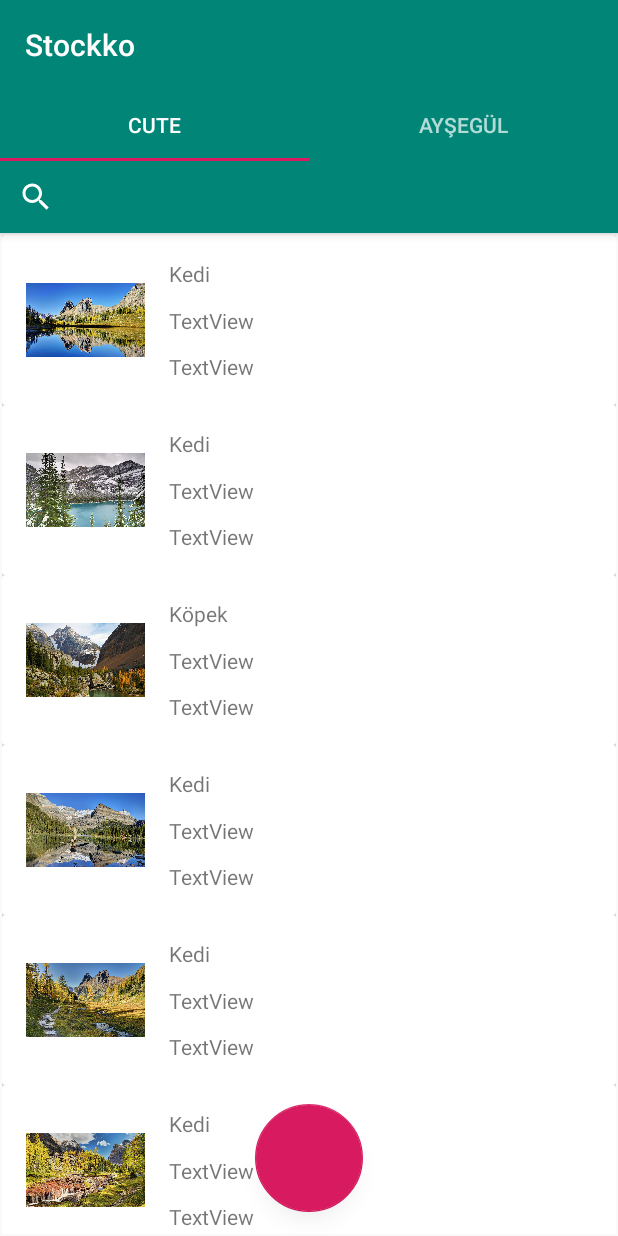
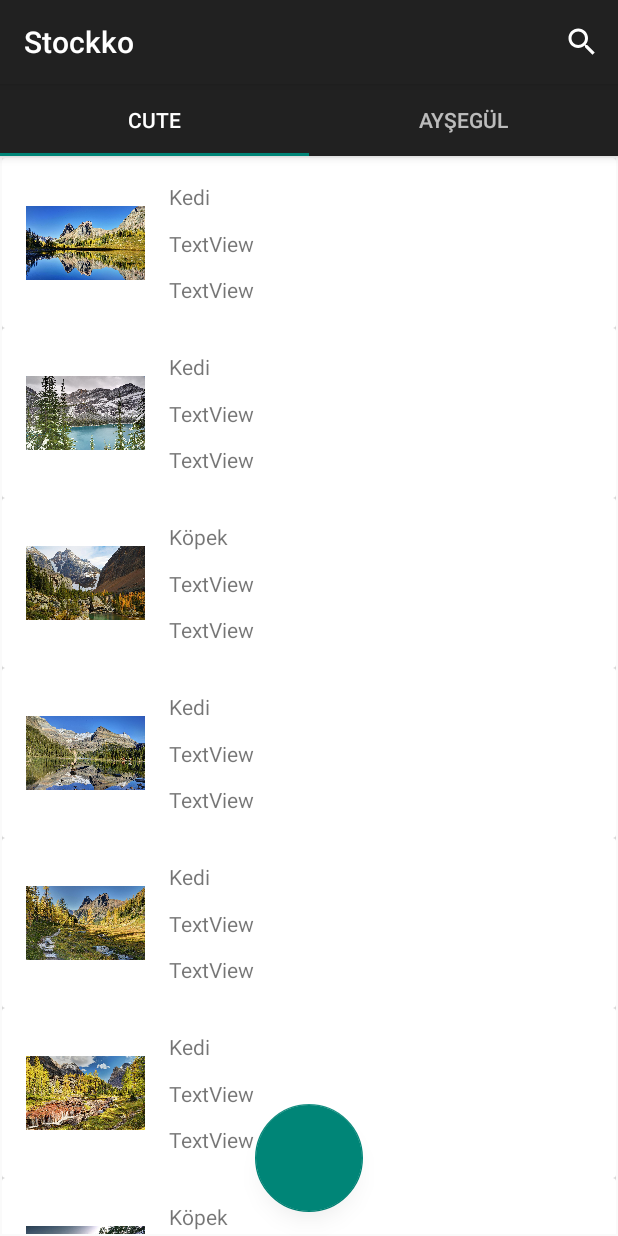
Before and after one commit to EnisKeskin/Stokko, an Android app: the screen it shows after launch (MainActivity), on a phone screen of 412 x 824 dp. Run offline under Robolectric (Android 15) with nearby library versions, the phone set to English and light mode, and no system bars.

Commit message:
Design Edited, appBarLayout Design Changed, Comments Added To Codes

```diff
--- a/app/build.gradle
+++ b/app/build.gradle
@@ -25,7 +25,7 @@ android {
 
 dependencies {
     implementation fileTree(dir: 'libs', include: ['*.jar'])
-    implementation"org.jetbrains.kotlin:kotlin-stdlib-jdk7:$kotlin_version"
+    implementation "org.jetbrains.kotlin:kotlin-stdlib-jdk7:$kotlin_version"
     implementation 'androidx.appcompat:appcompat:1.1.0'
     implementation 'androidx.core:core-ktx:1.1.0'
     implementation 'com.google.android.material:material:1.0.0'
--- a/app/src/main/AndroidManifest.xml
+++ b/app/src/main/AndroidManifest.xml
@@ -9,10 +9,12 @@
         android:roundIcon="@mipmap/ic_launcher_round"
         android:supportsRtl="true"
         android:theme="@style/AppTheme">
+        <activity android:name=".DetailActivity"></activity>
+        <activity android:name=".DetailActivity" />
         <activity
             android:name=".MainActivity"
             android:label="@string/app_name"
-            android:theme="@style/AppTheme.NoActionBar">
+            android:theme="@style/Theme.AppCompat.DayNight.DarkActionBar">
             <intent-filter>
                 <action android:name="android.intent.action.MAIN" />
 
--- a/app/src/main/java/com/example/stockko/MainActivity.kt
+++ b/app/src/main/java/com/example/stockko/MainActivity.kt
@@ -16,20 +16,30 @@ import kotlinx.android.synthetic.main.activity_main.*
 import kotlinx.android.synthetic.main.fragment_main.*
 import kotlinx.android.synthetic.main.simple_view.*
 
-class MainActivity : AppCompatActivity() {
+class MainActivity : AppCompatActivity(), SearchView.OnQueryTextListener {
+
+    lateinit var viewPager: ViewPager
 
     override fun onCreate(savedInstanceState: Bundle?) {
         super.onCreate(savedInstanceState)
         setContentView(R.layout.activity_main)
-
+        //
         val sectionsPagerAdapter = SectionsPagerAdapter(this, supportFragmentManager)
-        val viewPager: ViewPager = findViewById(R.id.view_pager)
+        viewPager = findViewById(R.id.view_pager)
         viewPager.adapter = sectionsPagerAdapter
 
         val tabs: TabLayout = findViewById(R.id.tabs)
         tabs.setupWithViewPager(viewPager)
+    }
 
-        searchViewProduct.setOnQueryTextListener(object : SearchView.OnQueryTextListener {
+    override fun onCreateOptionsMenu(menu: Menu?): Boolean {
+        menuInflater.inflate(R.menu.menu, menu)
+        var searchItem = menu?.findItem(R.id.searchProduct)
+        var searchView = searchItem?.actionView as SearchView
+        searchView.setOnQueryTextListener(this)
+        return super.onCreateOptionsMenu(menu)
+    }
+
     override fun onQueryTextSubmit(query: String?): Boolean {
         return false
     }
@@ -38,12 +48,7 @@ class MainActivity : AppCompatActivity() {
         val recyclerView: RecyclerView = viewPager.findViewById(R.id.recyclerViewItem)
         val myadapter = recyclerView.adapter as ProductRecyclerViewAdapter
         myadapter.myFilter.filter(newText)
-
         return true
     }
 
-        })
-
 }
-
-}
--- a/app/src/main/java/com/example/stockko/FilterHelper.kt
+++ b/app/src/main/java/com/example/stockko/product/FilterHelper.kt
@@ -1,15 +1,14 @@
-package com.example.stockko
+package com.example.stockko.product
 
 import android.widget.Filter
-import com.example.stockko.product.ProductItem
-import com.example.stockko.product.ProductRecyclerViewAdapter
 
+@Suppress("UNCHECKED_CAST")
 class FilterHelper(
     private var allProduct: ArrayList<ProductItem>,
     var adapter: ProductRecyclerViewAdapter
 ) :
     Filter() {
-
+    //Filtrelemenin yapıldığı yer burda filtreleme şartlarını belirterek direkt olarak veri işlenir.
     override fun performFiltering(constraint: CharSequence?): FilterResults {
         var result = FilterResults()
 
@@ -32,7 +31,8 @@ class FilterHelper(
 
         return result
     }
-
+    //işlenen veri burda adapter gönderilir setFilter ProductRecyclerViewAdapter bulunan bir fonksiyondur.
+    //notifyDataSetChanged ise adapter değiştiğine dair bilgi verir.
     override fun publishResults(constraint: CharSequence?, results: FilterResults?) {
         adapter.setFilter(results?.values as ArrayList<ProductItem>)
         adapter.notifyDataSetChanged()
--- a/app/src/main/java/com/example/stockko/product/ProductItem.kt
+++ b/app/src/main/java/com/example/stockko/product/ProductItem.kt
@@ -1,4 +1,4 @@
 package com.example.stockko.product
-
+//verilerimizin tutuş biçimini verir
 data class ProductItem(var nameOfTheProduct: String, var productImage: Int) {
 }
--- a/app/src/main/java/com/example/stockko/product/ProductRecycleViewAdapter.kt
+++ b/app/src/main/java/com/example/stockko/product/ProductRecycleViewAdapter.kt
@@ -1,5 +1,6 @@
 package com.example.stockko.product
 
+import android.content.Intent
 import android.view.LayoutInflater
 import android.view.View
 import android.view.ViewGroup
@@ -7,46 +8,53 @@ import android.widget.Filter
 import android.widget.Filterable
 import androidx.cardview.widget.CardView
 import androidx.recyclerview.widget.RecyclerView
-import com.example.stockko.FilterHelper
+import com.example.stockko.DetailActivity
 import com.example.stockko.R
 import kotlinx.android.synthetic.main.simple_view.view.*
 
+//Burda recyclerView adapterının yazıldığı yer.
+//ProductViewHolder ise nesnemizin alt klass olarak adapter verin veri türüdür
+//Filterable ise Filtrelemek istediğimiz verilerin burda olduğundan buraya bir implement edilen bir metodtur
 class ProductRecyclerViewAdapter(private var allProduct: ArrayList<ProductItem>) :
     RecyclerView.Adapter<ProductRecyclerViewAdapter.ProductViewHolder>(), Filterable {
-
+    //filter nesnesini tanımlıyoruz böylece FilterHelper kullanabiliyoruz
     var myFilter: FilterHelper = FilterHelper(allProduct, this)
-
+    //Burda hem RecyclerView içerisinde bulunacak itemi hemde metodları tanımlayabiliyoruz her bir nesnede tekrar çalışır
     inner class ProductViewHolder(simpleView: View) : RecyclerView.ViewHolder(simpleView) {
         var simpleItem = simpleView as CardView
         var simpleName = simpleItem.tvProductName
         var simpleImage = simpleItem.imgProduct
-
         fun setData(animalCreatedAtThatMoment: ProductItem, position: Int) {
             simpleName.text = animalCreatedAtThatMoment.nameOfTheProduct
             simpleImage.setImageResource(animalCreatedAtThatMoment.productImage)
 
+            simpleItem.setOnClickListener { v ->
+                val intent = Intent(v.context, DetailActivity::class.java)
+                v.context.startActivity(intent)
+            }
+
         }
     }
-
+    //oluşturduğumuz item yani tek bir satırın oluşturulduğu yer
     override fun onCreateViewHolder(parent: ViewGroup, viewType: Int): ProductViewHolder {
         val inflate = LayoutInflater.from(parent.context)
         val simpleItem = inflate.inflate(R.layout.simple_view, parent, false)
         return ProductViewHolder(simpleItem)
     }
-
+    //kaç tane item gözükeceği yer
     override fun getItemCount(): Int {
         return allProduct.size
     }
-
+    //hey bir item'in oluştuktan sonraki olaylarının oluştuğu yer bu sayede her bir item'a tek tek ulaşabiliyoruz.
     override fun onBindViewHolder(holder: ProductViewHolder, position: Int) {
         val productCreatedAtThatMoment = allProduct[position]
         holder.setData(productCreatedAtThatMoment, position)
     }
-
+    //FilterHelper kullandığı metod bu sayede filterelenen veriler geliyor
     fun setFilter(arrayList: ArrayList<ProductItem>) {
         allProduct = arrayList
     }
-
+    //hangi filter kullanıldığının belirtildiği yer
     override fun getFilter(): Filter {
         return myFilter
     }
--- a/app/src/main/java/com/example/stockko/ui/main/PlaceholderFragment.kt
+++ b/app/src/main/java/com/example/stockko/ui/main/PlaceholderFragment.kt
@@ -3,57 +3,63 @@ package com.example.stockko.ui.main
 import android.view.View
 import android.view.ViewGroup
 import android.os.Bundle
-import android.util.Log
 import android.view.LayoutInflater
-import android.widget.SearchView
 import androidx.fragment.app.Fragment
 import androidx.recyclerview.widget.RecyclerView
 import androidx.recyclerview.widget.StaggeredGridLayoutManager
 import com.example.stockko.R
 import com.example.stockko.product.ProductItem
 import com.example.stockko.product.ProductRecyclerViewAdapter
-import kotlinx.android.synthetic.main.activity_main.*
 
-
+//PlaceholderFragment yani tab ile ilgili iç işlemlerin gerçekleştiği yer
 class PlaceholderFragment : Fragment() {
     private var allProduct = ArrayList<ProductItem>()
     lateinit var myAdapter: ProductRecyclerViewAdapter
-
+    //nesnelerin oluştuğu yer
     override fun onCreate(savedInstanceState: Bundle?) {
         super.onCreate(savedInstanceState)
     }
 
+    //nesnelerin görüntülerinin oluştuğu yer
     override fun onCreateView(
         inflater: LayoutInflater, container: ViewGroup?, savedInstanceState: Bundle?
     ): View? {
+        //fragment_main yani recyclerView olduğu kısım inflater yani o sayfaya bir dış kaynak olarak eklenir
         val root = inflater.inflate(R.layout.fragment_main, container, false)
-
-        var position = (arguments?.getString(ARG_SECTION_TITLE) ?: 1)
-
+        //pozisyonu yani hangi pozisyonda olduğunu örnekmek için örnektir veritabını eklenince daha düzgün kodu yazılacak
+        val position = (arguments?.getString(ARG_SECTION_TITLE) ?: 1)
+        //sadece verilere ulaşıp ulaşamadığımızın kontrolü
         when (position) {
             "Cute" -> {
                 fillDataSource()
             }
-            "aysegul" -> {
+            "ayşegül" -> {
 
             }
         }
+        //recyclerView adapterının tanımlanması bu sayede içine simple_view aktarılabilecek
         val recyclerView: RecyclerView = root.findViewById(R.id.recyclerViewItem)
         myAdapter = ProductRecyclerViewAdapter(allProduct)
         recyclerView.adapter = myAdapter
-
+        //recyclerView bir layout yani görüntü kazandırmak için bir çok görüntü bicimi var StaggeredHorizontal ..vb gibi
         val layoutManager = StaggeredGridLayoutManager(1, StaggeredGridLayoutManager.VERTICAL)
         recyclerView.layoutManager = layoutManager
-
+        // bunun sayesinde viewPage icine verilerimiz aktarılıyor.
         return root
     }
+
+    //sectionPagerAdapter newInstance yani yeni bir örnek oluşturulduğu yer bu sayede bu sınıftan oluşturulan her şey
+    //tab icerisindeki viewPage içerisinden görüntülebiliyor
     companion object {
+        //bulunduğu konumdaki sayi
         private const val ARG_SECTION_NUMBER = "section_number"
+        //bulunduğu konumdaki ismi
         private const val ARG_SECTION_TITLE = "section_number"
 
         @JvmStatic
         fun newInstance(sectionNumber: Int, sectionTitle: String): PlaceholderFragment {
             return PlaceholderFragment().apply {
+                //arguments sayesinden instance oluşturulurken oluşturulan yerden tab title ve kaçıncı sırada olduğu bilgisini elde ediyoruz.
                 arguments = Bundle().apply {
                     putInt(ARG_SECTION_NUMBER, sectionNumber)
                     putString(ARG_SECTION_TITLE, sectionTitle)
@@ -62,6 +68,7 @@ class PlaceholderFragment : Fragment() {
         }
     }
 
+    //örnek verilerin icerisinden barındıran fonksiyon
     fun fillDataSource() {
         var allImages = arrayOf(
             R.drawable.manzara1,
--- a/app/src/main/res/layout/activity_main.xml
+++ b/app/src/main/res/layout/activity_main.xml
@@ -1,6 +1,5 @@
 <?xml version="1.0" encoding="utf-8"?>
-<androidx.constraintlayout.widget.ConstraintLayout
-    xmlns:android="http://schemas.android.com/apk/res/android"
+<androidx.constraintlayout.widget.ConstraintLayout xmlns:android="http://schemas.android.com/apk/res/android"
     xmlns:app="http://schemas.android.com/apk/res-auto"
     xmlns:tools="http://schemas.android.com/tools"
     android:layout_width="match_parent"
@@ -8,34 +7,26 @@
     tools:context=".MainActivity">
 
     <com.google.android.material.appbar.AppBarLayout
-        android:id="@+id/appBarLayout3"
+        android:id="@+id/appBarLayout"
         android:layout_width="0dp"
         android:layout_height="wrap_content"
         android:theme="@style/AppTheme.AppBarOverlay"
         app:layout_constraintEnd_toEndOf="parent"
         app:layout_constraintStart_toStartOf="parent"
-        app:layout_constraintTop_toTopOf="parent">
+        app:layout_constraintTop_toTopOf="parent"
+        app:layout_scrollFlags="scroll|snap|enterAlways">
 
-        <TextView
-            android:id="@+id/title"
-            android:layout_width="wrap_content"
-            android:layout_height="wrap_content"
-            android:gravity="center"
-            android:minHeight="?actionBarSize"
-            android:padding="@dimen/appbar_padding"
-            android:text="@string/app_name"
-            android:textAppearance="@style/TextAppearance.Widget.AppCompat.Toolbar.Title" />
+        <LinearLayout
+            android:layout_width="match_parent"
+            android:layout_height="match_parent"
+            android:orientation="horizontal"/>
 
         <com.google.android.material.tabs.TabLayout
             android:id="@+id/tabs"
             android:layout_width="match_parent"
             android:layout_height="wrap_content"
+
             android:background="?attr/colorPrimary" />
-
-        <SearchView
-            android:id="@+id/searchViewProduct"
-            android:layout_width="match_parent"
-            android:layout_height="match_parent" />
 
     </com.google.android.material.appbar.AppBarLayout>
 
@@ -46,7 +37,7 @@
         app:layout_constraintBottom_toBottomOf="parent"
         app:layout_constraintEnd_toEndOf="parent"
         app:layout_constraintStart_toStartOf="parent"
-        app:layout_constraintTop_toBottomOf="@+id/appBarLayout3">
+        app:layout_constraintTop_toBottomOf="@+id/appBarLayout">
 
         <androidx.viewpager.widget.ViewPager
             android:id="@+id/view_pager"
@@ -55,12 +46,10 @@
             app:layout_constraintBottom_toBottomOf="parent"
             app:layout_constraintEnd_toEndOf="parent"
             app:layout_constraintStart_toStartOf="parent"
-            app:layout_constraintTop_toTopOf="parent">
-
-        </androidx.viewpager.widget.ViewPager>
+            app:layout_constraintTop_toTopOf="parent" />
 
         <com.google.android.material.floatingactionbutton.FloatingActionButton
-            android:id="@+id/barkodbtn"
+            android:id="@+id/btnBarkod"
             android:layout_width="72dp"
             android:layout_height="72dp"
             android:layout_marginBottom="16dp"
--- a/app/src/main/res/layout/simple_view.xml
+++ b/app/src/main/res/layout/simple_view.xml
@@ -2,6 +2,7 @@
 <androidx.cardview.widget.CardView xmlns:android="http://schemas.android.com/apk/res/android"
     xmlns:app="http://schemas.android.com/apk/res-auto"
     xmlns:tools="http://schemas.android.com/tools"
+    android:id="@+id/cardProduct"
     android:layout_width="match_parent"
     android:layout_height="wrap_content">
 
--- a/app/src/main/res/menu/menu.xml
+++ b/app/src/main/res/menu/menu.xml
@@ -5,6 +5,6 @@
         android:id="@+id/searchProduct"
         android:icon="@android:drawable/ic_menu_search"
         android:title="Search"
-        app:showAsAction="always|collapseActionView"
+        app:showAsAction="ifRoom"
         app:actionViewClass="android.widget.SearchView" />
 </menu>
--- a/app/src/main/res/values/strings.xml
+++ b/app/src/main/res/values/strings.xml
@@ -14,4 +14,9 @@
     <string name="magazaAdresi">Mağaza Adersi</string>
     <string name="magazaAdi">Mağaza Adı</string>
     <string name="kaydol">Kaydol</string>
+    <string name="urun_id">Ürün ID:</string>
+    <string name="urun_ad">Ürün Adı:</string>
+    <string name="urun_adeti">Ürün Adeti:</string>
+    <string name="urun_detay">Ürün Detay:</string>
+    <string name="saveProduct">Kaydet</string>
 </resources>
```
Also changed, not shown: app/src/main/java/com/example/stockko/DetailActivity.kt (added, +12 -0 lines), app/src/main/java/com/example/stockko/ui/main/SectionsPagerAdapter.kt (+8 -5 lines), app/src/main/res/layout/activity_detail.xml (added, +122 -0 lines). Lines whose indentation alone changed are shown as unchanged.
